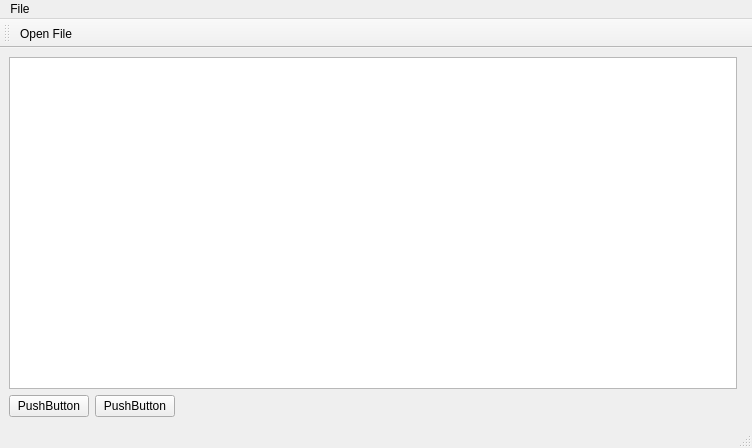
This is Worksheet6/QT_Wrksht6/mainwindow.ui in EEYSA19/2024_20541521 as Qt 5 draws it before an edit. The edited form follows.
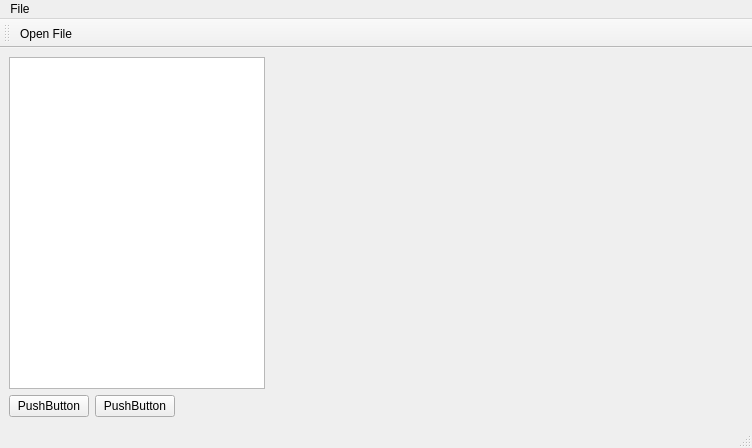
This is the edited form. Icons and pictures are not drawn. Custom widgets are drawn as their Qt base class.

Diff of the .ui file:
```diff
--- a/Worksheet6/QT_Wrksht6/mainwindow.ui
+++ b/Worksheet6/QT_Wrksht6/mainwindow.ui
@@ -10,6 +10,12 @@
     <height>448</height>
    </rect>
   </property>
+  <property name="sizePolicy">
+   <sizepolicy hsizetype="Expanding" vsizetype="Preferred">
+    <horstretch>0</horstretch>
+    <verstretch>0</verstretch>
+   </sizepolicy>
+  </property>
   <property name="windowTitle">
    <string>MainWindow</string>
   </property>
@@ -19,6 +25,12 @@
      <layout class="QHBoxLayout" name="horizontalLayout">
       <item>
        <widget class="QTreeView" name="treeView">
+        <property name="sizePolicy">
+         <sizepolicy hsizetype="Fixed" vsizetype="Expanding">
+          <horstretch>0</horstretch>
+          <verstretch>0</verstretch>
+         </sizepolicy>
+        </property>
         <property name="contextMenuPolicy">
          <enum>Qt::ContextMenuPolicy::ActionsContextMenu</enum>
         </property>
@@ -116,6 +128,14 @@
    </property>
   </action>
  </widget>
+ <customwidgets>
+  <customwidget>
+   <class>QVTKOpenGLNativeWidget</class>
+   <extends>QWidget</extends>
+   <header>qvtkopenglnativewidget.h</header>
+   <container>1</container>
+  </customwidget>
+ </customwidgets>
  <resources>
   <include location="Icons.qrc"/>
  </resources>
```
Left out of the diff: 2 changed lines with no effect on the pictures.
